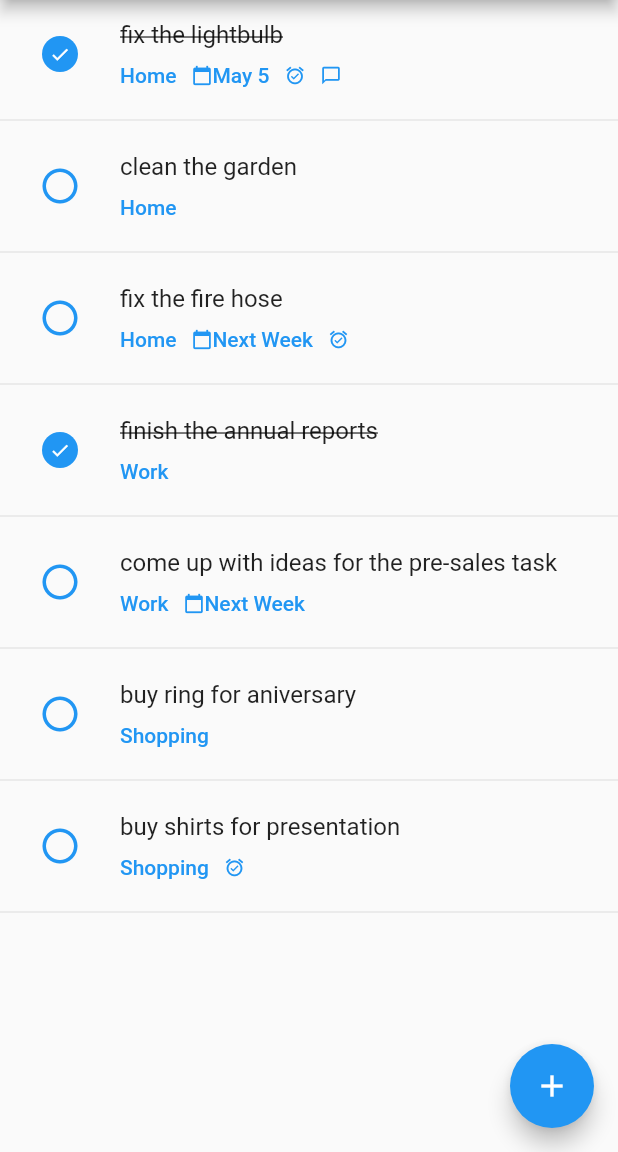
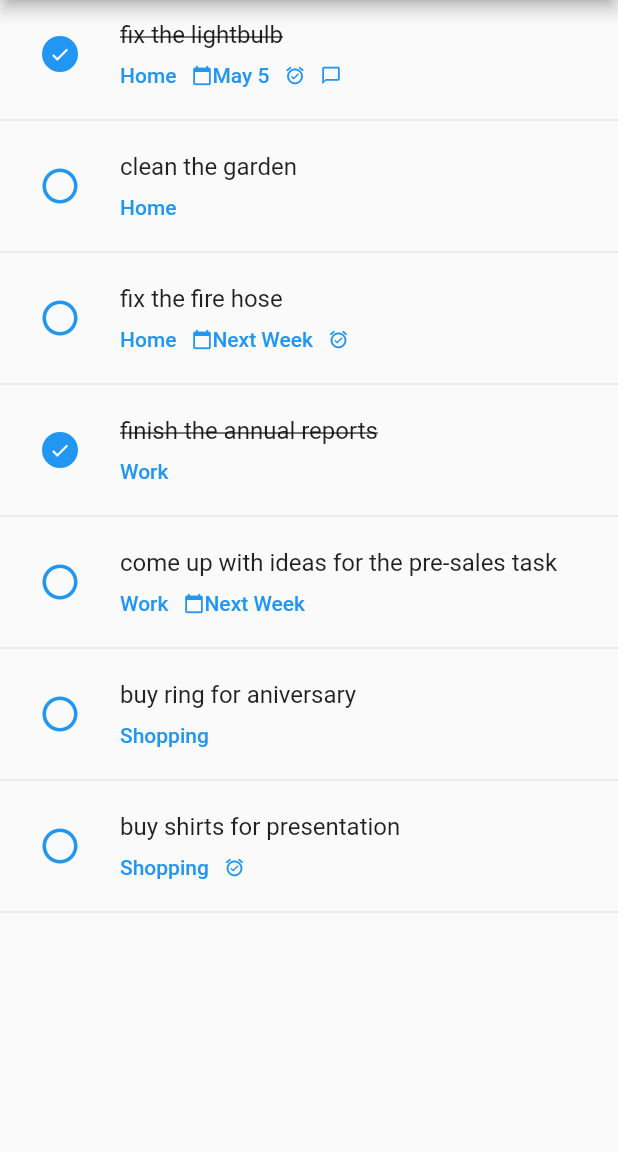
Before and after one commit to clean-apps/CleanToDO, a Flutter app: the screen it shows after launch, after a tap on the "radio button unchecked" icon, on a phone screen of 412 x 824 dp, the part 84-1236 px from its top. Run offline on Flutter 3.47's test engine with Material 2 defaults, Android fonts, the phone set to English and light mode, and no system bars.

Commit message:
myday screen is now functional

```diff
--- a/lib/data/DataCache.dart
+++ b/lib/data/DataCache.dart
@@ -18,6 +18,7 @@ class DataCache {
   String searchString = '';
 
   bool showMyDay = false;
+  bool enableQuickAdd = false;
 
   DataCache(){
       newTask.id = tasksData.length + 1;
--- a/lib/detail/TaskDetail.dart
+++ b/lib/detail/TaskDetail.dart
@@ -162,7 +162,9 @@ class _TaskDetailState extends State<TaskDetail> {
     return new Scaffold(
 
       appBar: new AppBar(
-        title: widget.task.title == null ? new Text( 'Create New Task' ) : new Text( 'Update Task'  ),
+        title: widget.task.title == null ?
+                    new Text( 'Create New Task' ) :
+                    new Text( 'Update Task' ),
       ),
 
       body: new Builder(builder: (BuildContext bodyContext) {
--- a/lib/lists/CTAppBar.dart
+++ b/lib/lists/CTAppBar.dart
@@ -19,10 +19,19 @@ class CTAppBar {
   final String searchString ;
   final ValueChanged<String> doSearch ;
 
+  AppBar mydayAppBar(){
+
+    return new AppBar(
+      title: new Text( 'My Day' ),
+      elevation: 0.0,
+    );
+
+  }
+
   AppBar homeAppBar(){
 
     return new AppBar(
-      title: new Text( isMyDay ? 'My Day' : appDefaultTitle),
+      title: new Text( appDefaultTitle),
       actions: [
 
         new IconButton(
@@ -108,6 +117,9 @@ class CTAppBar {
 
   AppBar build() {
 
+    if( isMyDay )
+      return mydayAppBar();
+
     if( isSearch )
       return searchAppBar();
 
--- a/lib/lists/TasksPage.dart
+++ b/lib/lists/TasksPage.dart
@@ -7,6 +7,8 @@ import 'package:clean_todo/detail/TaskDetail.dart';
 import 'package:clean_todo/data/DataCache.dart';
 import 'package:clean_todo/lists/CTAppBar.dart';
 import 'package:clean_todo/lists/MyDayTasksList.dart';
+import 'package:clean_todo/beans/Category.dart';
+
 
 class TasksPage extends StatefulWidget {
 
@@ -136,6 +138,8 @@ class _TasksPageState extends State<TasksPage> {
             onPressed: (){
 
               cache.newTask.clear();
+              cache.newTask.category = new Category( text: cache.filterCategory );
+
               Navigator.push(
                   context,
                   new MaterialPageRoute(
@@ -156,7 +160,7 @@ class _TasksPageState extends State<TasksPage> {
       appBar: appBar,
       drawer: appSidebar,
       body: appBody,
-      floatingActionButton: appFab,
+      floatingActionButton: cache.filterCategory == null ? null : appFab,
     );
   }
 }
```
Also changed, not shown: lib/detail/NoteDetailDialog.dart (+5 -2 lines), lib/lists/MyDayTasksList.dart (+8 -5 lines).
